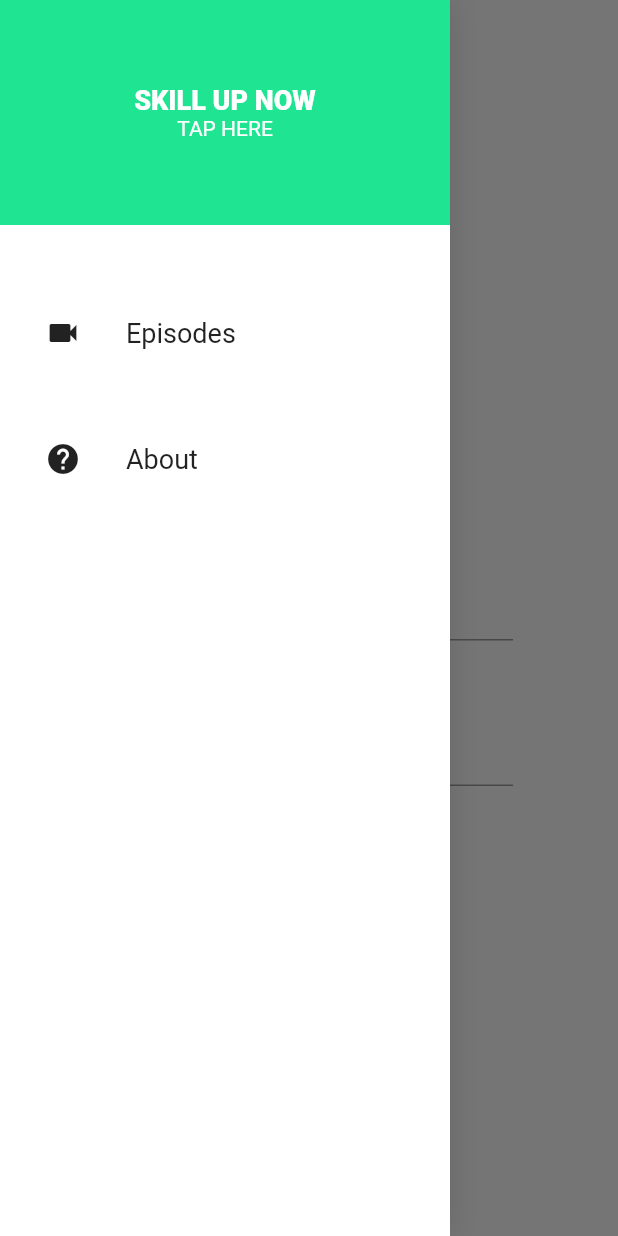
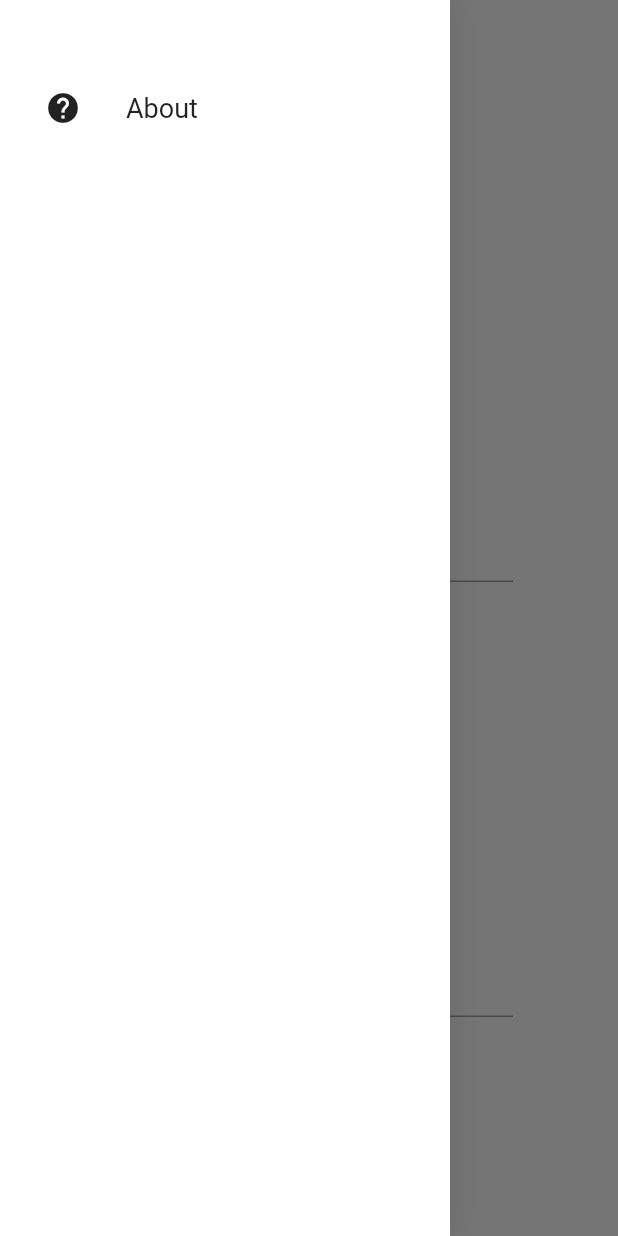
Before and after one commit to ftharyanto/wa2telegram, a Flutter app: the screen it shows after launch, with the side drawer open, on a phone screen of 412 x 824 dp. Run offline on Flutter 3.47's test engine with Material 2 defaults, Android fonts, the phone set to English and light mode, and no system bars; our stand-ins replace responsive_builder.

Commit message:
Mobile view done

```diff
--- a/lib/widgets/navigation_drawer/navigation_drawer.dart
+++ b/lib/widgets/navigation_drawer/navigation_drawer.dart
@@ -1,7 +1,6 @@
 import 'package:flutter/material.dart';
 
 import 'drawer_item.dart';
-import 'navigation_drawer_header.dart';
 
 class NavigationDrawer extends StatelessWidget {
   const NavigationDrawer({Key key}) : super(key: key);
@@ -18,8 +17,6 @@ class NavigationDrawer extends StatelessWidget {
       ),
       child: Column(
         children: <Widget>[
-          NavigationDrawerHeader(),
-          DrawerItem('Episodes', Icons.videocam),
           DrawerItem('About', Icons.help),
         ],
       ),
--- a/lib/widgets/navigation_drawer/navigation_drawer_header.dart
+++ /dev/null
@@ -1,31 +0,0 @@
-import 'package:flutter/material.dart';
-import 'package:wa2telegram/constants/app_colors.dart';
-
-class NavigationDrawerHeader extends StatelessWidget {
-  const NavigationDrawerHeader({Key key}) : super(key: key);
-
-  @override
-  Widget build(BuildContext context) {
-    return Container(
-      height: 150,
-      color: primaryColor,
-      alignment: Alignment.center,
-      child: Column(
-        mainAxisSize: MainAxisSize.min,
-        children: <Widget>[
-          Text(
-            'SKILL UP NOW',
-            style: TextStyle(
-                fontSize: 18, fontWeight: FontWeight.w800, color: Colors.white),
-          ),
-          Text(
-            'TAP HERE',
-            style: TextStyle(
-              color: Colors.white,
-            ),
-          )
-        ],
-      ),
-    );
-  }
-}
--- a/lib/widgets/user_input/user_input_desktop.dart
+++ b/lib/widgets/user_input/user_input_desktop.dart
@@ -32,8 +32,7 @@ class _UserInputDesktopState extends State<UserInputDesktop> {
     await Clipboard.setData(ClipboardData(text: myController2.text));
     ScaffoldMessenger.of(context).showSnackBar(SnackBar(
       content: Text('Copied to clipboard'),
-      behavior: SnackBarBehavior.floating,
-      width: 280,
+      behavior: SnackBarBehavior.fixed,
     ));
   }
 
@@ -50,7 +49,7 @@ class _UserInputDesktopState extends State<UserInputDesktop> {
                   fillColor: Colors.white,
                   focusedBorder: OutlineInputBorder(
                     borderSide:
-                        const BorderSide(color: Colors.black26, width: 2.0),
+                        const BorderSide(color: Colors.blue, width: 2.0),
                     borderRadius: BorderRadius.circular(25.0),
                   ),
                 ),
@@ -69,7 +68,7 @@ class _UserInputDesktopState extends State<UserInputDesktop> {
                   fillColor: Colors.white,
                   focusedBorder: OutlineInputBorder(
                     borderSide:
-                        const BorderSide(color: Colors.black26, width: 2.0),
+                        const BorderSide(color: Colors.blue, width: 2.0),
                     borderRadius: BorderRadius.circular(25.0),
                   ),
                 ),
--- a/lib/widgets/user_input/user_input_mobile.dart
+++ b/lib/widgets/user_input/user_input_mobile.dart
@@ -32,8 +32,7 @@ class _UserInputMobileState extends State<UserInputMobile> {
     await Clipboard.setData(ClipboardData(text: myController2.text));
     ScaffoldMessenger.of(context).showSnackBar(SnackBar(
       content: Text('Copied to clipboard'),
-      behavior: SnackBarBehavior.floating,
-      width: 280,
+      behavior: SnackBarBehavior.fixed,
     ));
   }
 
@@ -41,46 +40,36 @@ class _UserInputMobileState extends State<UserInputMobile> {
   Widget build(BuildContext context) {
     return Column(
       children: [
-        Column(
-          children: [
-            Expanded(
-              child: TextField(
+        TextField(
           decoration: InputDecoration(
             labelText: 'Whatsapp',
             fillColor: Colors.white,
             focusedBorder: OutlineInputBorder(
-                    borderSide:
-                        const BorderSide(color: Colors.black26, width: 2.0),
+              borderSide: const BorderSide(color: Colors.blue, width: 2.0),
               borderRadius: BorderRadius.circular(25.0),
             ),
           ),
           controller: myController,
           keyboardType: TextInputType.multiline,
-                maxLines: 3,
+          maxLines: 10,
           onChanged: (value) =>
               myController2.text = convertToTelegram(myController.text),
         ),
-            ),
-            SizedBox(width: 60),
-            Expanded(
-              child: TextField(
+        SizedBox(height: 60),
+        TextField(
           decoration: InputDecoration(
             labelText: 'Telegram',
             fillColor: Colors.white,
             focusedBorder: OutlineInputBorder(
-                    borderSide:
-                        const BorderSide(color: Colors.black26, width: 2.0),
+              borderSide: const BorderSide(color: Colors.blue, width: 2.0),
               borderRadius: BorderRadius.circular(25.0),
             ),
           ),
           controller: myController2,
           keyboardType: TextInputType.multiline,
-                maxLines: 3,
+          maxLines: 10,
         ),
-            ),
-          ],
-        ),
-        SizedBox(height: 2),
+        SizedBox(height: 20),
         ElevatedButton(
           onPressed: _copyToClipboard,
           child: Text('Copy'),
```
Lines whose indentation alone changed are shown as unchanged.
